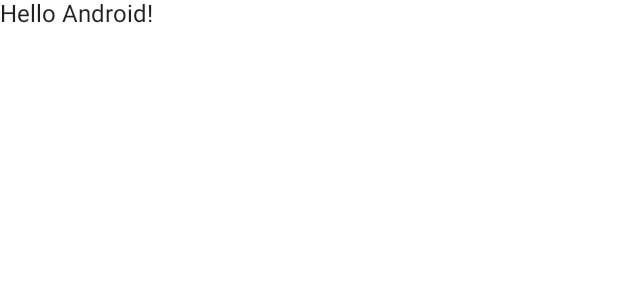
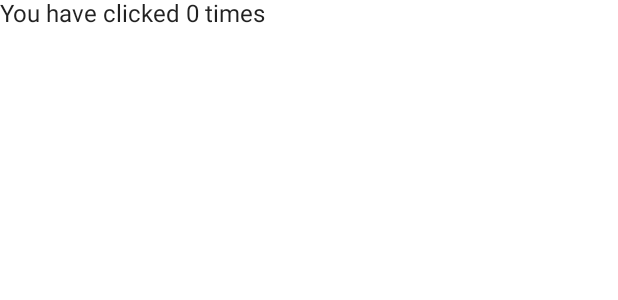
Before and after one commit to piloudu/teaser-sales-app, an Android app built with Jetpack Compose: the @Preview function DefaultPreview, on a phone screen of 412 x 824 dp. Shown: the top 300 px of the screen. Run offline under Robolectric (Android 15) with nearby library versions, the phone set to English and light mode, and no system bars; our stand-ins replace Timber.

Commit message:
Playing with Jetpack states to trigger recomposition

```diff
--- a/app/src/main/java/com/example/sample_sales_app/MainActivity.kt
+++ b/app/src/main/java/com/example/sample_sales_app/MainActivity.kt
@@ -10,17 +10,15 @@ import androidx.compose.foundation.layout.fillMaxWidth
 import androidx.compose.material.MaterialTheme
 import androidx.compose.material.Surface
 import androidx.compose.material.Text
-import androidx.compose.runtime.Composable
-import androidx.compose.runtime.rememberCoroutineScope
+import androidx.compose.runtime.*
 import androidx.compose.ui.Modifier
+import androidx.compose.ui.graphics.Color
 import androidx.compose.ui.tooling.preview.Preview
-import androidx.lifecycle.viewModelScope
 import com.example.sample_sales_app.ui.theme.SampleSalesAppTheme
-import com.example.sample_sales_app.view_models.LoginViewModel.Companion.getCache
-import com.example.sample_sales_app.view_models.LoginViewModel.Companion.getInstance
-import kotlinx.coroutines.Dispatchers
+import com.example.sample_sales_app.view_models.LoginIntent
+import com.example.sample_sales_app.view_models.LoginStatus
+import com.example.sample_sales_app.view_models.LoginViewModel
 import kotlinx.coroutines.launch
-import kotlinx.coroutines.withContext
 
 class MainActivity : ComponentActivity() {
     override fun onCreate(savedInstanceState: Bundle?) {
@@ -30,38 +28,52 @@ class MainActivity : ComponentActivity() {
             SampleSalesAppTheme {
                 // A surface container using the 'background' color from the theme
                 Surface(color = MaterialTheme.colors.background) {
-                    Greeting("Android")
+                    Greeting()
                 }
             }
         }
     }
 
     companion object {
+        val onClick: () -> Unit = {
+            clicks++
+        }
+        var clicks = 0
         private lateinit var appContext: Context
         fun getContext(): Context = appContext
     }
 }
 
 @Composable
-fun Greeting(name: String) {
-    val coroutineScope = rememberCoroutineScope()
+fun Greeting() {
+    var clicks by remember { mutableStateOf(MainActivity.clicks) }
+    val loginViewModel = LoginViewModel.getInstance()
     Text(
         modifier = Modifier
             .fillMaxWidth()
             .fillMaxHeight()
-            .clickable {
-                coroutineScope.launch {
-                    getCache()
-                }
-            },
-        text = "Hello $name!"
+            .clickable { clicks = addClick(clicks) },
+        text = "You have clicked $clicks times",
+        color = getColorFor(loginViewModel.state.value.loginStatus)
     )
+}
+
+fun getColorFor(loginStatus: LoginStatus): Color {
+    return when (loginStatus) {
+        LoginStatus.LOADED -> Color.Red
+        else -> Color.Unspecified
+    }
+
 }
 
 @Preview(showBackground = true)
 @Composable
 fun DefaultPreview() {
     SampleSalesAppTheme {
-        Greeting("Android")
+        Greeting()
     }
 }
+
+fun addClick(value: Int): Int {
+    return value + 1
+}
--- a/app/src/main/java/com/example/sample_sales_app/MviViewModel.kt
+++ b/app/src/main/java/com/example/sample_sales_app/MviViewModel.kt
@@ -46,7 +46,7 @@ abstract class MviViewModel<S : State, I : MviIntent, R : ReduceAction>(
         reduceFlow.tryEmit(reduceAction)
     }
 
-    protected abstract suspend fun executeIntent(mviIntent: I)
+    abstract suspend fun executeIntent(mviIntent: I)
 
-    protected abstract suspend fun reduce(state: S, reduceAction: R): S
+    abstract suspend fun reduce(state: S, reduceAction: R): S
 }
--- a/app/src/main/java/com/example/sample_sales_app/view_models/LoginViewModel.kt
+++ b/app/src/main/java/com/example/sample_sales_app/view_models/LoginViewModel.kt
@@ -88,7 +88,7 @@ class LoginViewModel private constructor() : MviViewModel<LoginState, LoginInten
         SUCCESS, NULL_REST_CALL_BODY, BAD_REQUEST
     }
 
-    companion object {
+    companion object LoginCompanion {
         private val loginViewModel = LoginViewModel()
         private lateinit var cache: CacheData
 
```
